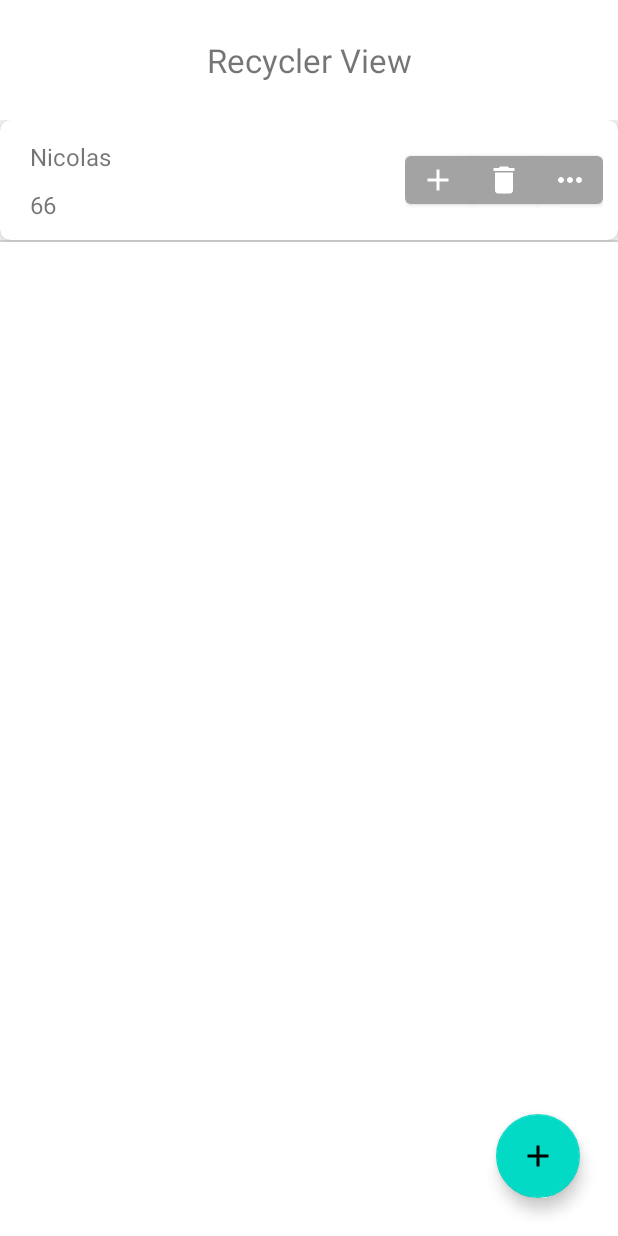
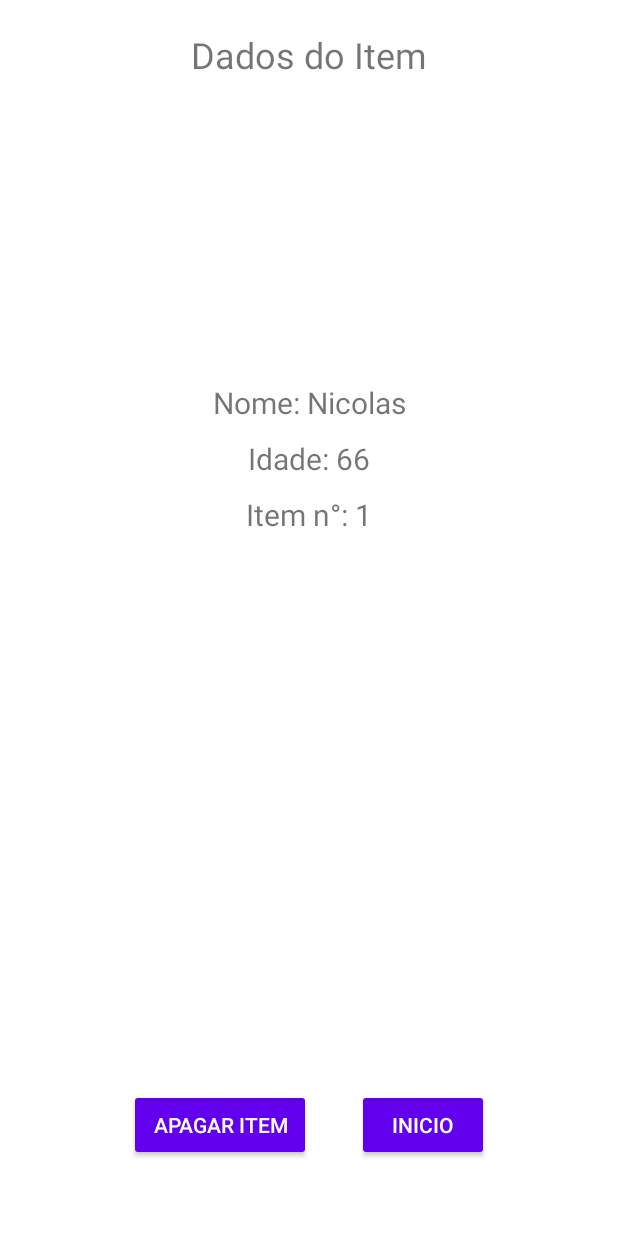
Before and after one commit to GuilhermePalma/RecycleView, an Android app: the screen it shows after launch (MainActivity before the commit, WindowResults after it), after a tap on an icon or button, on a phone screen of 412 x 824 dp. Run offline under Robolectric (Android 15) with nearby library versions, the phone set to English and light mode, and no system bars; 3 other taps on this screen came first.

Commit message:
Implementação das Funções da WindowResults e "Ver Mais"

```diff
--- a/app/src/main/java/com/example/recyclerview/ClickRecycleView.java
+++ b/app/src/main/java/com/example/recyclerview/ClickRecycleView.java
@@ -7,6 +7,6 @@ public interface ClickRecycleView {
 
     void addAge(int position);
 
-    void showMore(Object object);
+    void showMore(Object object, int position);
 
 }
--- a/app/src/main/java/com/example/recyclerview/MainActivity.java
+++ b/app/src/main/java/com/example/recyclerview/MainActivity.java
@@ -1,5 +1,6 @@
 package com.example.recyclerview;
 
+import android.content.Intent;
 import android.os.Bundle;
 import android.widget.Toast;
 
@@ -17,8 +18,8 @@ import java.util.Random;
 public class MainActivity extends AppCompatActivity implements ClickRecycleView {
 
     private RecyclerView recyclerView;
-    RecycleAdapter adapter;
-    private final List<People> peopleList = new ArrayList<>();
+    private RecycleAdapter adapter;
+    public ArrayList<People> peopleList = new ArrayList<>();
     private FloatingActionButton floatingActionButton;
 
     Random randomPosition = new Random();
@@ -38,7 +39,7 @@ public class MainActivity extends AppCompatActivity implements ClickRecycleView
 
     public void setUpRecyclerView(){
         //Instancia o RecyclerView e Configura
-        recyclerView =  findViewById(R.id.recycler_main);
+        recyclerView = findViewById(R.id.recycler_main);
         recyclerView.setLayoutManager(new LinearLayoutManager(this));
 
         // Intancia o Adapter do Recycler View
@@ -81,7 +82,7 @@ public class MainActivity extends AppCompatActivity implements ClickRecycleView
         String name = peopleList.get(position).getNome();
         int age = peopleList.get(position).getAge();
 
-        Toast.makeText(this, "Nome do Usuario: " + name + "\nIdade:" + age,
+        Toast.makeText(this, "Nome do Usuario: " + name + "\nIdade: " + age,
                 Toast.LENGTH_SHORT).show();
     }
 
@@ -92,20 +93,24 @@ public class MainActivity extends AppCompatActivity implements ClickRecycleView
     }
 
     @Override
-    public void showMore(Object object)  {
-       /* People people = (People) object;
+    public void showMore(Object object, int position)  {
+        // Outra forma de recuperar a Classe do Item Clicado
+        People people = (People) object;
         String name = people.getNome();
         int age = people.getAge();
+
+        // Pega a Posição do Array e soma +1 p/ representar o item na Lista
+        position ++;
 
         Bundle dataPeople = new Bundle();
         dataPeople.putString("name", name);
         dataPeople.putInt("age", age);
+        dataPeople.putInt("position", position);
 
         //Aqui é possivel enviar dados para outra activity
         Intent activityResult = new Intent(this, WindowResults.class);
         activityResult.putExtras(dataPeople);
-        startActivity(activityResult);*/
-        System.out.println("Area ainda em Desenvolvimento...\n Layout não concluido");
+        startActivity(activityResult);
     }
 
 }
--- a/app/src/main/java/com/example/recyclerview/RecycleAdapter.java
+++ b/app/src/main/java/com/example/recyclerview/RecycleAdapter.java
@@ -68,7 +68,7 @@ public class RecycleAdapter extends RecyclerView.Adapter<RecycleAdapter.RecycleV
 
             // Clique no Button de Ver Mais
             holder.show_more.setOnClickListener( v ->
-                    clickRecycleView.showMore(position)
+                    clickRecycleView.showMore(peopleList.get(position), position)
             );
         }
 
--- a/app/src/main/java/com/example/recyclerview/WindowResults.java
+++ b/app/src/main/java/com/example/recyclerview/WindowResults.java
@@ -1,14 +1,58 @@
 package com.example.recyclerview;
+
+import android.content.Intent;
+import android.os.Bundle;
+import android.widget.Button;
+import android.widget.TextView;
 
 import androidx.appcompat.app.AppCompatActivity;
 
-import android.os.Bundle;
 
 public class WindowResults extends AppCompatActivity {
+
+    private TextView name;
+    private TextView age;
+    private TextView item;
+    private Button delete;
+    private Button return_home;
+
+    private String string_name;
+    private int int_age, int_position;
 
     @Override
     protected void onCreate(Bundle savedInstanceState) {
         super.onCreate(savedInstanceState);
         setContentView(R.layout.activity_window_results);
+
+        // Refenrencia com os campos do XML
+        return_home = findViewById(R.id.btn_home);
+        delete =  findViewById(R.id.btn_delete);
+        name = findViewById(R.id.txt_name);
+        age = findViewById(R.id.txt_age);
+        item = findViewById(R.id.txt_item);
+
+        // Obtem os valores passados
+        Intent intent = getIntent();
+        string_name = intent.getStringExtra("name");
+        int_age = intent.getIntExtra("age",0);
+        int_position = intent.getIntExtra("position",0);
+
+        listenersButtons();
+        formattedTexts();
     }
+
+    private void formattedTexts() {
+        // Substitui os Caracteres pelas Variaveis
+        name.setText(getString(R.string.label_nameFormatted, String.format("%s", string_name)));
+        age.setText(getString(R.string.label_ageFormatted, int_age));
+        item.setText(getString(R.string.label_itemFormatted, int_position));
+    }
+
+    public void listenersButtons() {
+        return_home.setOnClickListener(v -> finish());
+
+        // TODO IMPLEMENTAR METODO DELETE
+        // delete.setOnClickListener(v -> deletePeople(int_position));
+    }
+
 }
```
